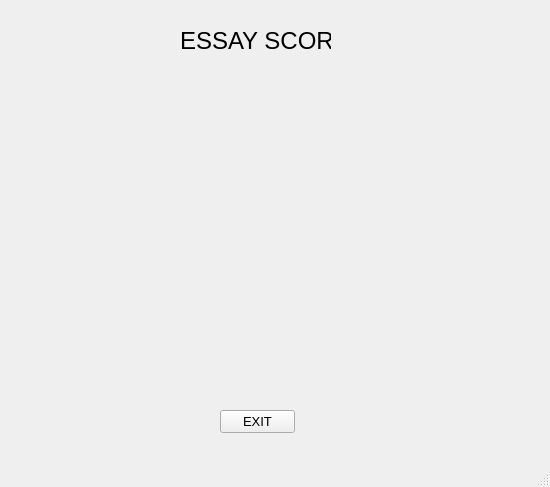
Above: UI/Score.ui from rishav-karanjit/Essay-Grader before the change. Below: the same form after it.
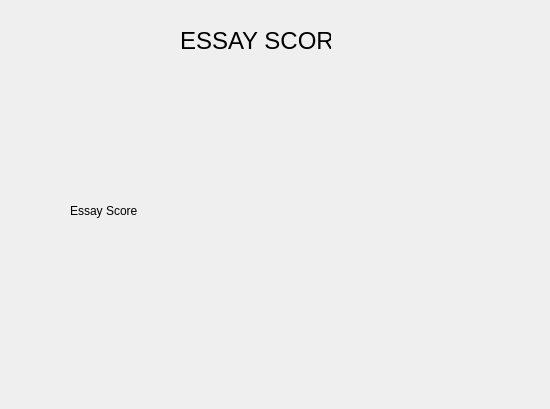
That is the form after the change.

What changed in the file:
```diff
--- a/UI/Score.ui
+++ b/UI/Score.ui
@@ -7,31 +7,13 @@
     <x>0</x>
     <y>0</y>
     <width>550</width>
-    <height>487</height>
+    <height>409</height>
    </rect>
   </property>
   <property name="windowTitle">
    <string>MainWindow</string>
   </property>
   <widget class="QWidget" name="centralwidget">
-   <widget class="QPushButton" name="pushButton">
-    <property name="geometry">
-     <rect>
-      <x>220</x>
-      <y>410</y>
-      <width>75</width>
-      <height>23</height>
-     </rect>
-    </property>
-    <property name="font">
-     <font>
-      <pointsize>10</pointsize>
-     </font>
-    </property>
-    <property name="text">
-     <string>EXIT</string>
-    </property>
-   </widget>
    <widget class="QLabel" name="label">
     <property name="geometry">
      <rect>
@@ -50,18 +32,33 @@
      <string>ESSAY SCORE</string>
     </property>
    </widget>
+   <widget class="QLabel" name="label_2">
+    <property name="geometry">
+     <rect>
+      <x>70</x>
+      <y>180</y>
+      <width>201</width>
+      <height>61</height>
+     </rect>
+    </property>
+    <property name="text">
+     <string>Essay Score</string>
+    </property>
+   </widget>
+   <widget class="QLabel" name="Score">
+    <property name="geometry">
+     <rect>
+      <x>280</x>
+      <y>180</y>
+      <width>241</width>
+      <height>61</height>
+     </rect>
+    </property>
+    <property name="text">
+     <string/>
+    </property>
+   </widget>
   </widget>
-  <widget class="QMenuBar" name="menubar">
-   <property name="geometry">
-    <rect>
-     <x>0</x>
-     <y>0</y>
-     <width>550</width>
-     <height>20</height>
-    </rect>
-   </property>
-  </widget>
-  <widget class="QStatusBar" name="statusbar"/>
  </widget>
  <resources/>
  <connections/>
```
